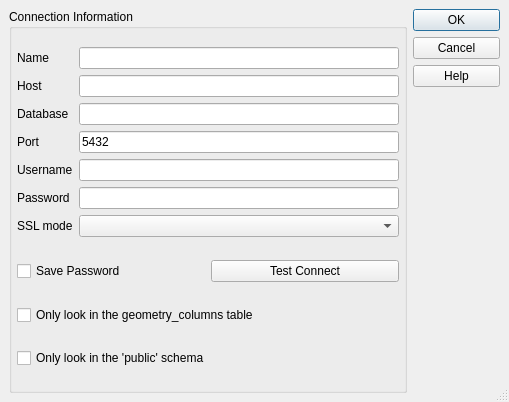
Above: qgis/src/ui/qgsnewconnectionbase.ui from sourcepole/qgis before the change. Below: the same form after it.
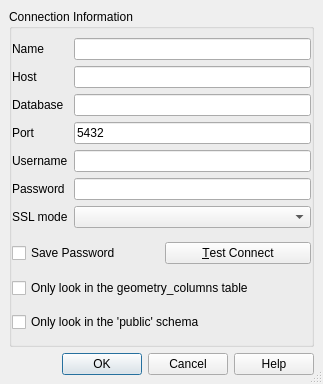
That is the form after the change.

Commit message: translation updates, some ui cleanup, and fixed buttonBox ind qgsnewconnection

Patch:
```diff
--- a/qgis/src/ui/qgsnewconnectionbase.ui
+++ b/qgis/src/ui/qgsnewconnectionbase.ui
@@ -1,12 +1,12 @@
 <ui version="4.0" >
  <class>QgsNewConnectionBase</class>
- <widget class="QDialog" name="QgsNewConnectionBase" >
-  <property name="geometry" >
+ <widget class="QDialog" name="QgsNewConnectionBase">
+  <property name="geometry">
    <rect>
     <x>0</x>
     <y>0</y>
-    <width>509</width>
-    <height>402</height>
+    <width>323</width>
+    <height>384</height>
    </rect>
   </property>
   <property name="sizePolicy" >
@@ -43,95 +43,25 @@
       <property name="spacing" >
        <number>5</number>
       </property>
-      <item rowspan="4" row="0" column="2" >
-       <widget class="QFrame" name="frame_2" >
-        <property name="frameShape" >
-         <enum>QFrame::NoFrame</enum>
-        </property>
-        <property name="frameShadow" >
-         <enum>QFrame::Raised</enum>
-        </property>
-       </widget>
-      </item>
-      <item row="3" column="1" >
-       <widget class="QCheckBox" name="cb_publicSchemaOnly" >
-        <property name="toolTip" >
-         <string>Restrict the search to the public schema for spatial tables not in the geometry_columns table</string>
-        </property>
-        <property name="whatsThis" >
-         <string>When searching for spatial tables that are not in the geometry_columns tables, restrict the search to tables that are in the public schema (for some databases this can save lots of time)</string>
-        </property>
-        <property name="text" >
-         <string>Only look in the 'public' schema</string>
-        </property>
-       </widget>
-      </item>
-      <item rowspan="4" row="0" column="0" >
-       <widget class="QFrame" name="frame" >
-        <property name="frameShape" >
-         <enum>QFrame::NoFrame</enum>
-        </property>
-        <property name="frameShadow" >
-         <enum>QFrame::Raised</enum>
-        </property>
-       </widget>
-      </item>
-      <item row="2" column="1" >
-       <widget class="QCheckBox" name="cb_geometryColumnsOnly" >
-        <property name="toolTip" >
-         <string>Restrict the displayed tables to those that are in the geometry_columns table</string>
-        </property>
-        <property name="whatsThis" >
-         <string>Restricts the displayed tables to those that are in the geometry_columns table. This can speed up the initial display of spatial tables.</string>
-        </property>
-        <property name="text" >
-         <string>Only look in the geometry_columns table</string>
-        </property>
-       </widget>
-      </item>
-      <item row="1" column="1" >
-       <layout class="QHBoxLayout" >
-        <property name="spacing" >
+      <item row="0" column="0">
+       <layout class="QHBoxLayout">
+        <property name="spacing">
          <number>6</number>
         </property>
         <property name="margin" >
          <number>0</number>
         </property>
         <item>
-         <widget class="QCheckBox" name="chkStorePassword" >
-          <property name="text" >
-           <string>Save Password</string>
-          </property>
-         </widget>
-        </item>
-        <item>
-         <widget class="QPushButton" name="btnConnect" >
-          <property name="text" >
-           <string>Test Connect</string>
-          </property>
-         </widget>
-        </item>
-       </layout>
-      </item>
-      <item row="0" column="1" >
-       <layout class="QHBoxLayout" >
-        <property name="spacing" >
-         <number>6</number>
-        </property>
-        <property name="margin" >
-         <number>0</number>
-        </property>
-        <item>
-         <layout class="QVBoxLayout" >
-          <property name="spacing" >
+         <layout class="QVBoxLayout">
+          <property name="spacing">
            <number>6</number>
           </property>
           <property name="margin" >
            <number>0</number>
           </property>
           <item>
-           <widget class="QLabel" name="TextLabel1_2" >
-            <property name="text" >
+           <widget class="QLabel" name="TextLabel1_2">
+            <property name="text">
              <string>Name</string>
             </property>
             <property name="buddy" >
@@ -140,8 +70,8 @@
            </widget>
           </item>
           <item>
-           <widget class="QLabel" name="TextLabel1" >
-            <property name="text" >
+           <widget class="QLabel" name="TextLabel1">
+            <property name="text">
              <string>Host</string>
             </property>
             <property name="buddy" >
@@ -150,8 +80,8 @@
            </widget>
           </item>
           <item>
-           <widget class="QLabel" name="TextLabel2" >
-            <property name="text" >
+           <widget class="QLabel" name="TextLabel2">
+            <property name="text">
              <string>Database</string>
             </property>
             <property name="buddy" >
@@ -160,8 +90,8 @@
            </widget>
           </item>
           <item>
-           <widget class="QLabel" name="TextLabel2_2" >
-            <property name="text" >
+           <widget class="QLabel" name="TextLabel2_2">
+            <property name="text">
              <string>Port</string>
             </property>
             <property name="buddy" >
@@ -170,8 +100,8 @@
            </widget>
           </item>
           <item>
-           <widget class="QLabel" name="TextLabel3" >
-            <property name="text" >
+           <widget class="QLabel" name="TextLabel3">
+            <property name="text">
              <string>Username</string>
             </property>
             <property name="buddy" >
@@ -180,8 +110,8 @@
            </widget>
           </item>
           <item>
-           <widget class="QLabel" name="TextLabel3_2" >
-            <property name="text" >
+           <widget class="QLabel" name="TextLabel3_2">
+            <property name="text">
              <string>Password</string>
             </property>
             <property name="buddy" >
@@ -190,8 +120,8 @@
            </widget>
           </item>
           <item>
-           <widget class="QLabel" name="TextLabel3_3" >
-            <property name="text" >
+           <widget class="QLabel" name="TextLabel3_3">
+            <property name="text">
              <string>SSL mode</string>
             </property>
            </widget>
@@ -199,127 +129,113 @@
          </layout>
         </item>
         <item>
-         <layout class="QVBoxLayout" >
-          <property name="spacing" >
+         <layout class="QVBoxLayout">
+          <property name="spacing">
            <number>6</number>
           </property>
           <property name="margin" >
            <number>0</number>
           </property>
           <item>
-           <widget class="QLineEdit" name="txtName" >
-            <property name="toolTip" >
+           <widget class="QLineEdit" name="txtName">
+            <property name="toolTip">
              <string>Name of the new connection</string>
             </property>
            </widget>
           </item>
           <item>
-           <widget class="QLineEdit" name="txtHost" />
+           <widget class="QLineEdit" name="txtHost"/>
           </item>
           <item>
-           <widget class="QLineEdit" name="txtDatabase" />
+           <widget class="QLineEdit" name="txtDatabase"/>
           </item>
           <item>
-           <widget class="QLineEdit" name="txtPort" >
-            <property name="text" >
+           <widget class="QLineEdit" name="txtPort">
+            <property name="text">
              <string>5432</string>
             </property>
            </widget>
           </item>
           <item>
-           <widget class="QLineEdit" name="txtUsername" />
+           <widget class="QLineEdit" name="txtUsername"/>
           </item>
           <item>
-           <widget class="QLineEdit" name="txtPassword" >
-            <property name="echoMode" >
+           <widget class="QLineEdit" name="txtPassword">
+            <property name="echoMode">
              <enum>QLineEdit::Password</enum>
             </property>
            </widget>
           </item>
           <item>
-           <widget class="QComboBox" name="cbxSSLmode" />
+           <widget class="QComboBox" name="cbxSSLmode"/>
           </item>
          </layout>
         </item>
        </layout>
       </item>
+      <item row="1" column="0">
+       <layout class="QHBoxLayout">
+        <property name="spacing">
+         <number>6</number>
+        </property>
+        <property name="margin">
+         <number>0</number>
+        </property>
+        <item>
+         <widget class="QCheckBox" name="chkStorePassword">
+          <property name="text">
+           <string>Save Password</string>
+          </property>
+         </widget>
+        </item>
+        <item>
+         <widget class="QPushButton" name="btnConnect">
+          <property name="text">
+           <string>&amp;Test Connect</string>
+          </property>
+         </widget>
+        </item>
+       </layout>
+      </item>
+      <item row="2" column="0">
+       <widget class="QCheckBox" name="cb_geometryColumnsOnly">
+        <property name="toolTip">
+         <string>Restrict the displayed tables to those that are in the geometry_columns table</string>
+        </property>
+        <property name="whatsThis">
+         <string>Restricts the displayed tables to those that are in the geometry_columns table. This can speed up the initial display of spatial tables.</string>
+        </property>
+        <property name="text">
+         <string>Only look in the geometry_columns table</string>
+        </property>
+       </widget>
+      </item>
+      <item row="3" column="0">
+       <widget class="QCheckBox" name="cb_publicSchemaOnly">
+        <property name="toolTip">
+         <string>Restrict the search to the public schema for spatial tables not in the geometry_columns table</string>
+        </property>
+        <property name="whatsThis">
+         <string>When searching for spatial tables that are not in the geometry_columns tables, restrict the search to tables that are in the public schema (for some databases this can save lots of time)</string>
+        </property>
+        <property name="text">
+         <string>Only look in the 'public' schema</string>
+        </property>
+       </widget>
+      </item>
      </layout>
     </widget>
    </item>
-   <item row="0" column="1" >
-    <layout class="QVBoxLayout" >
-     <property name="spacing" >
-      <number>6</number>
+   <item row="1" column="0">
+    <widget class="QDialogButtonBox" name="buttonBox">
+     <property name="standardButtons">
+      <set>QDialogButtonBox::Cancel|QDialogButtonBox::Help|QDialogButtonBox::Ok</set>
      </property>
-     <property name="margin" >
-      <number>0</number>
-     </property>
-     <item>
-      <widget class="QPushButton" name="btnOk" >
-       <property name="text" >
-        <string>OK</string>
-       </property>
-       <property name="shortcut" >
-        <string/>
-       </property>
-       <property name="autoDefault" >
-        <bool>true</bool>
-       </property>
-       <property name="default" >
-        <bool>true</bool>
-       </property>
-      </widget>
-     </item>
-     <item>
-      <widget class="QPushButton" name="btnCancel" >
-       <property name="text" >
-        <string>Cancel</string>
-       </property>
-       <property name="shortcut" >
-        <string/>
-       </property>
-       <property name="autoDefault" >
-        <bool>true</bool>
-       </property>
-      </widget>
-     </item>
-     <item>
-      <widget class="QPushButton" name="btnHelp" >
-       <property name="enabled" >
-        <bool>true</bool>
-       </property>
-       <property name="text" >
-        <string>Help</string>
-       </property>
-       <property name="shortcut" >
-        <string>F1</string>
-       </property>
-       <property name="autoDefault" >
-        <bool>true</bool>
-       </property>
-      </widget>
-     </item>
-     <item>
-      <spacer>
-       <property name="orientation" >
-        <enum>Qt::Vertical</enum>
-       </property>
-       <property name="sizeType" >
-        <enum>QSizePolicy::Expanding</enum>
-       </property>
-       <property name="sizeHint" stdset="0" >
-        <size>
-         <width>87</width>
-         <height>150</height>
-        </size>
-       </property>
-      </spacer>
-     </item>
-    </layout>
+    </widget>
    </item>
   </layout>
  </widget>
- <layoutdefault spacing="6" margin="11" />
+ <layoutdefault spacing="6" margin="11"/>
  <tabstops>
   <tabstop>txtName</tabstop>
   <tabstop>txtHost</tabstop>
```
Left out of the diff: 91 changed lines with no effect on the pictures. The commit also changes 37 other files.
